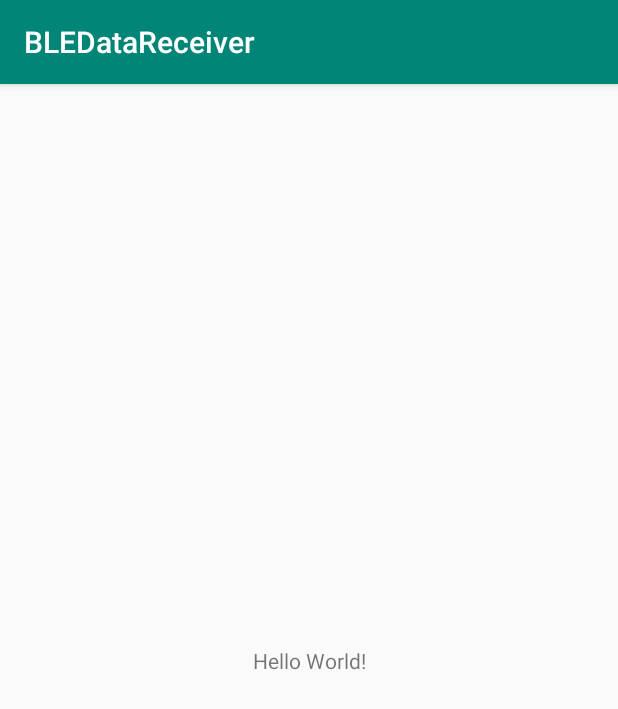
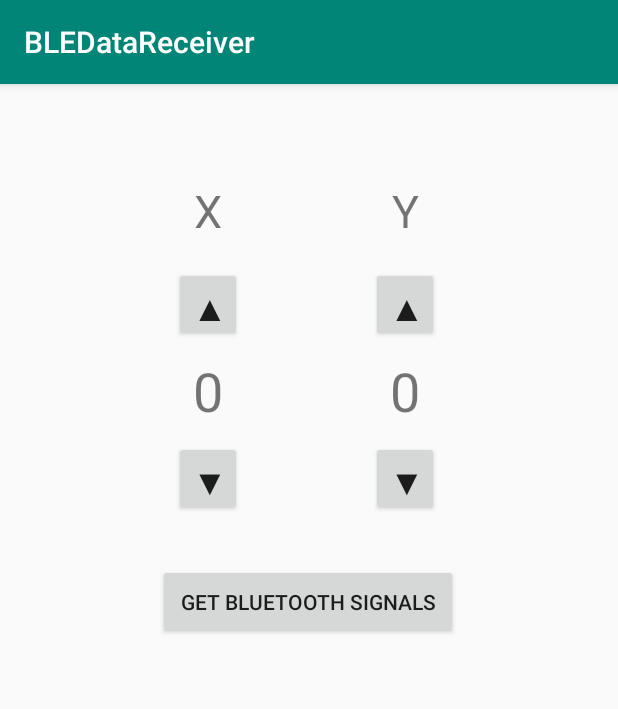
Before and after one commit to Kjronning/BLEThesis, an Android app: the screen it shows after launch (MainActivity), on a phone screen of 412 x 824 dp. Shown: the top 709 px of the screen. Run offline under Robolectric (Android 15) with nearby library versions, the phone set to English and light mode, and no system bars.

Commit message:
Final commit of the day.  Troubleshooting bluetooth receiver.

```diff
--- a/app/src/main/AndroidManifest.xml
+++ b/app/src/main/AndroidManifest.xml
@@ -1,7 +1,12 @@
 <?xml version="1.0" encoding="utf-8"?>
 <manifest xmlns:android="http://schemas.android.com/apk/res/android"
     package="com.example.bledatareceiver">
+    <uses-permission android:name="android.permission.BLUETOOTH" />
+    <uses-permission android:name="android.permission.BLUETOOTH_ADMIN" />
 
+    <!-- If your app targets Android 9 or lower, you can declare
+         ACCESS_COARSE_LOCATION instead. -->
+    <uses-permission android:name="android.permission.ACCESS_FINE_LOCATION" />
     <uses-permission android:name="android.permission.BLUETOOTH_ADMIN" />
     <application
         android:allowBackup="true"
--- a/app/src/main/java/com/example/bledatareceiver/MainActivity.java
+++ b/app/src/main/java/com/example/bledatareceiver/MainActivity.java
@@ -4,10 +4,17 @@ import android.bluetooth.BluetoothDevice;
 import android.content.IntentFilter;
 import android.support.v7.app.AppCompatActivity;
 import android.os.Bundle;
+import android.view.View;
+import android.widget.Button;
+import android.widget.TextView;
 
 import com.example.bledatareceiver.model.BluetoothHandler;
 
 public class MainActivity extends AppCompatActivity implements ContractView {
+
+    TextView xAxis, yAxis, informationTextView;
+    Button addXButton, addYButton, subtractXButton, subractYButton, discoveryButton;
+    MainPresenter presenter;
 
     @Override
     public void onCreate(Bundle savedInstanceState) {
@@ -15,7 +22,16 @@ public class MainActivity extends AppCompatActivity implements ContractView {
         setContentView(R.layout.activity_main);
         BluetoothHandler bluetoothHandler = new BluetoothHandler();
         registerReceiver(bluetoothHandler.getReceiver(), new IntentFilter(BluetoothDevice.ACTION_FOUND));
-        MainPresenter presenter = new MainPresenter(bluetoothHandler);
+        presenter = new MainPresenter(bluetoothHandler, this);
+        presenter.startDiscovery();
+        informationTextView = findViewById(R.id.informationTextView);
+        discoveryButton = findViewById(R.id.discoveryButton);
+        discoveryButton.setOnClickListener(new View.OnClickListener() {
+            @Override
+            public void onClick(View v) {
+                presenter.handleDiscoveryButtonPress();
+            }
+        });
     }
 
 
@@ -38,4 +54,9 @@ public class MainActivity extends AppCompatActivity implements ContractView {
     public void subtractYAxis() {
 
     }
+
+    @Override
+    public void changeInformationTextView(String text) {
+        informationTextView.setText(text);
+    }
 }
--- a/app/src/main/java/com/example/bledatareceiver/MainContract.java
+++ b/app/src/main/java/com/example/bledatareceiver/MainContract.java
@@ -11,6 +11,8 @@ interface ContractView {
     void addYAxis();
 
     void subtractYAxis();
+
+    void changeInformationTextView(String text);
 }
 interface Presenter {
     void handleDiscoveryButtonPress();
--- a/app/src/main/java/com/example/bledatareceiver/MainPresenter.java
+++ b/app/src/main/java/com/example/bledatareceiver/MainPresenter.java
@@ -1,17 +1,28 @@
 package com.example.bledatareceiver;
+
+import android.util.Log;
 
 import com.example.bledatareceiver.model.BluetoothHandler;
 
 public class MainPresenter implements Presenter {
+    private final String TAG = "Presenter implementation";
+    private ContractView contractView;
+    private BluetoothHandler bluetoothHandler;
 
-    private BluetoothHandler bluetoothHandler;
-    public MainPresenter(BluetoothHandler bluetoothHandler){
+    public MainPresenter(BluetoothHandler bluetoothHandler, ContractView contractView){
         this.bluetoothHandler = bluetoothHandler;
+        this.contractView = contractView;
+    }
+
+    public void startDiscovery(){
+        bluetoothHandler.startDiscovery();
     }
 
     @Override
     public void handleDiscoveryButtonPress() {
-
+        Log.i(TAG, "Pressed discovery button");
+        bluetoothHandler.startDiscovery();
+        contractView.changeInformationTextView(bluetoothHandler.getDataListString());
     }
 
     @Override
--- a/app/src/main/java/com/example/bledatareceiver/model/BluetoothHandler.java
+++ b/app/src/main/java/com/example/bledatareceiver/model/BluetoothHandler.java
@@ -5,38 +5,64 @@ import android.bluetooth.BluetoothDevice;
 import android.content.BroadcastReceiver;
 import android.content.Context;
 import android.content.Intent;
+import android.util.Log;
+
+import java.util.ArrayList;
 
 public class BluetoothHandler {
-
-    private BluetoothAdapter BTAdapter = BluetoothAdapter.getDefaultAdapter();
-    private String name;
-    private int rssi;
+    private final String TAG = "BluetoothHandler Class";
+    private BluetoothAdapter BTAdapter;
+    private ArrayList<RSSIData> data;
+    private final BroadcastReceiver receiver;
 
 
-    private final BroadcastReceiver receiver = new BroadcastReceiver(){
-        @Override
-        public void onReceive(Context context, Intent intent) {
-            String action = intent.getAction();
-            if(BluetoothDevice.ACTION_FOUND.equals(action)) {
-                rssi = intent.getShortExtra(BluetoothDevice.EXTRA_RSSI,Short.MIN_VALUE);
-                name = intent.getStringExtra(BluetoothDevice.EXTRA_NAME);
+    public BluetoothHandler() {
+        BTAdapter = BluetoothAdapter.getDefaultAdapter();
+        data = new ArrayList<>();
+        receiver = new BroadcastReceiver() {
+            @Override
+            public void onReceive(Context context, Intent intent) {
+                Log.i(TAG, "onReceive method called");
+                String action = intent.getAction();
+                if (BluetoothDevice.ACTION_FOUND.equals(action)) {
+                    int rssi = intent.getShortExtra(BluetoothDevice.EXTRA_RSSI, Short.MIN_VALUE);
+                    String label = intent.getStringExtra(BluetoothDevice.EXTRA_NAME);
+                    setOrAddDatum(rssi, label, System.currentTimeMillis());
+
+                    BluetoothDevice device = intent.getParcelableExtra(BluetoothDevice.EXTRA_DEVICE);
+                    String deviceName = device.getName();
+                    Log.i("Bluetooth", "got device " + deviceName);
+                }
+            }
+        };
+    }
+
+
+    private void setOrAddDatum(int rssi, String label, long currentTime) {
+        for (RSSIData datum : data) {
+            Log.i(TAG, datum.toString());
+            if (datum.getLabel().equals(label)) {
+                datum.setTimeStamp(currentTime);
+                datum.setValue(rssi);
+            } else {
+                data.add(new RSSIData(label, rssi, currentTime));
             }
         }
-    };
+    }
 
-    public void startDiscovery(){
+    public String getDataListString() {
+        StringBuilder list = new StringBuilder();
+        for (RSSIData datum : data) {
+            list.append("name: ").append(datum.getLabel()).append(" RSSI: ").append(datum.getValue()).append("\n");
+        }
+        return list.toString();
+    }
+
+    public void startDiscovery() {
         BTAdapter.startDiscovery();
     }
 
-    public BroadcastReceiver getReceiver(){
+    public BroadcastReceiver getReceiver() {
         return receiver;
     }
-
-    public String getName(){
-        return name;
-    }
-
-    public int getRSSI(){
-        return rssi;
-    }
 }
--- a/app/src/main/java/com/example/bledatareceiver/model/RSSIData.java
+++ b/app/src/main/java/com/example/bledatareceiver/model/RSSIData.java
@@ -20,7 +20,15 @@ public class RSSIData {
         return value;
     }
 
+    public void setValue(int value){
+        this.value = value;
+    }
+
     public long getTimeStamp() {
         return timeStamp;
     }
+
+    public void setTimeStamp(long timeStamp){
+        this.timeStamp = timeStamp;
+    }
 }
--- a/app/src/main/res/layout/activity_main.xml
+++ b/app/src/main/res/layout/activity_main.xml
@@ -6,13 +6,127 @@
     android:layout_height="match_parent"
     tools:context=".MainActivity">
 
+    <LinearLayout
+        android:id="@+id/linearLayout"
+        android:layout_width="180dp"
+        android:layout_height="227dp"
+        android:layout_marginStart="8dp"
+        android:layout_marginTop="64dp"
+        android:layout_marginEnd="8dp"
+        android:orientation="horizontal"
+        app:layout_constraintEnd_toEndOf="parent"
+        app:layout_constraintStart_toStartOf="parent"
+        app:layout_constraintTop_toTopOf="parent">
+
+        <LinearLayout
+            android:layout_width="131dp"
+            android:layout_height="match_parent"
+            android:orientation="vertical">
+
+            <TextView
+                android:id="@+id/textView4"
+                android:layout_width="45dp"
+                android:layout_height="50dp"
+                android:text="X"
+                android:textAlignment="center"
+                android:textSize="30sp" />
+
+            <Button
+                android:id="@+id/addXButton"
+                android:layout_width="45dp"
+                android:layout_height="50dp"
+                android:layout_marginTop="8dp"
+                android:layout_marginBottom="8dp"
+                android:text="▲"
+                android:textAlignment="center"
+                android:textSize="24sp" />
+
+            <TextView
+                android:id="@+id/yAxis"
+                android:layout_width="45dp"
+                android:layout_height="50dp"
+                android:layout_marginBottom="8dp"
+                android:text="0"
+                android:textAlignment="center"
+                android:textSize="36sp" />
+
+            <Button
+                android:id="@+id/subtractXButton"
+                android:layout_width="45dp"
+                android:layout_height="50dp"
+                android:text="▼"
+                android:textAlignment="center"
+                android:textSize="24sp" />
+
+        </LinearLayout>
+
+        <LinearLayout
+            android:layout_width="wrap_content"
+            android:layout_height="wrap_content"
+            android:orientation="vertical">
+
+            <TextView
+                android:id="@+id/textView5"
+                android:layout_width="45dp"
+                android:layout_height="50dp"
+                android:text="Y"
+                android:textAlignment="center"
+                android:textSize="30sp" />
+
+            <Button
+                android:id="@+id/addYButton"
+                android:layout_width="45dp"
+                android:layout_height="50dp"
+                android:layout_marginTop="8dp"
+                android:layout_marginBottom="8dp"
+                android:text="▲"
+                android:textAlignment="center"
+                android:textSize="24sp" />
+
+            <TextView
+                android:id="@+id/xAxis"
+                android:layout_width="45dp"
+                android:layout_height="50dp"
+                android:layout_marginBottom="8dp"
+                android:text="0"
+                android:textAlignment="center"
+                android:textSize="36sp" />
+
+            <Button
+                android:id="@+id/subtractYButton"
+                android:layout_width="45dp"
+                android:layout_height="50dp"
+                android:text="▼"
+                android:textAlignment="center"
+                android:textSize="24sp" />
+
+        </LinearLayout>
+    </LinearLayout>
+
     <TextView
-        android:layout_width="wrap_content"
-        android:layout_height="wrap_content"
-        android:text="Hello World!"
+        android:id="@+id/informationTextView"
+        android:layout_width="337dp"
+        android:layout_height="306dp"
+        android:layout_marginStart="8dp"
+        android:layout_marginEnd="8dp"
+        android:layout_marginBottom="64dp"
         app:layout_constraintBottom_toBottomOf="parent"
-        app:layout_constraintLeft_toLeftOf="parent"
-        app:layout_constraintRight_toRightOf="parent"
-        app:layout_constraintTop_toTopOf="parent" />
+        app:layout_constraintEnd_toEndOf="parent"
+        app:layout_constraintStart_toStartOf="parent" />
+
+    <Button
+        android:id="@+id/discoveryButton"
+        android:layout_width="200dp"
+        android:layout_height="50dp"
+        android:layout_marginStart="8dp"
+        android:layout_marginTop="8dp"
+        android:layout_marginEnd="8dp"
+        android:layout_marginBottom="8dp"
+        android:text="Get Bluetooth Signals"
+        app:layout_constraintBottom_toTopOf="@+id/informationTextView"
+        app:layout_constraintEnd_toEndOf="parent"
+        app:layout_constraintHorizontal_bias="0.497"
+        app:layout_constraintStart_toStartOf="parent"
+        app:layout_constraintTop_toBottomOf="@+id/linearLayout" />
 
 </android.support.constraint.ConstraintLayout>
```
